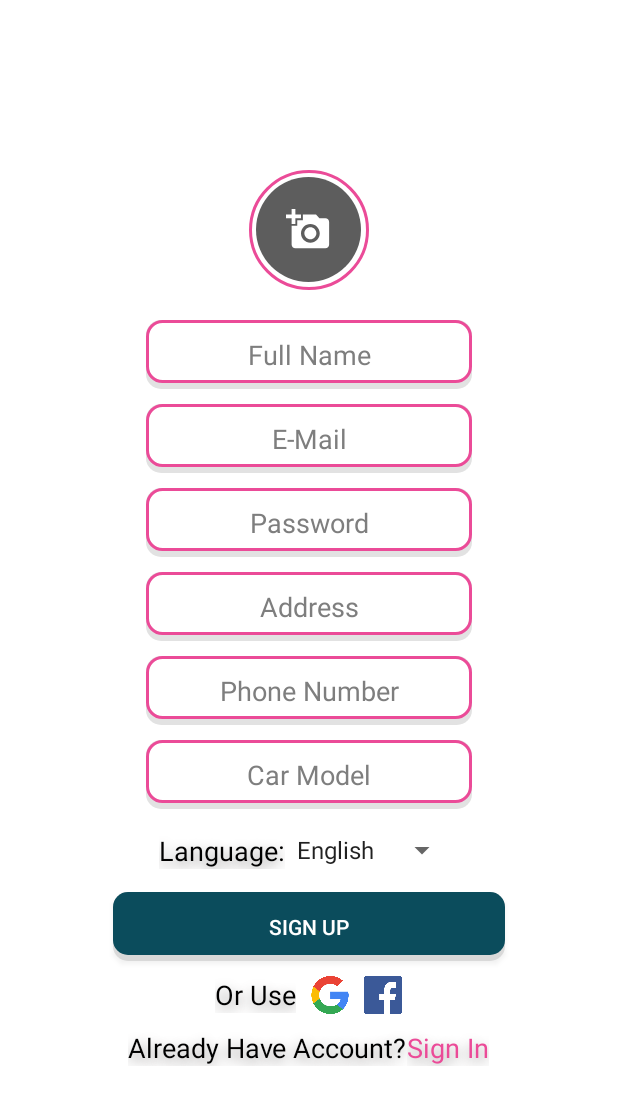
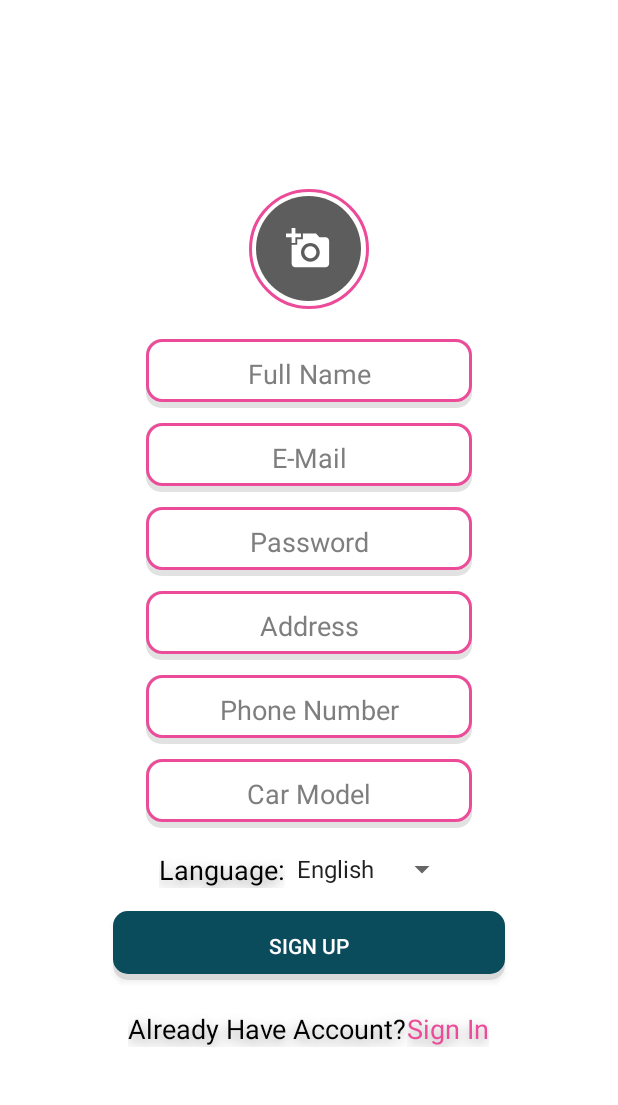
Before and after one commit to MichealMoris/Connect-Guard, an Android app: the fragment SignUpFragment placed in its activity, on a phone screen of 412 x 824 dp. Shown: the top 1105 px of the screen. Run offline under Robolectric (Android 15) with nearby library versions, the phone set to English and light mode, and no system bars.

Commit message:
Micheal Moris Third Release

```diff
--- a/app/src/main/res/layout/fragment_sign_up.xml
+++ b/app/src/main/res/layout/fragment_sign_up.xml
@@ -157,36 +157,7 @@
             android:layout_height="wrap_content"
             android:layout_marginTop="10dp"
             android:gravity="center"
-            android:orientation="horizontal">
-
-            <TextView
-                android:id="@+id/textView2"
-                android:layout_width="wrap_content"
-                android:layout_height="wrap_content"
-                android:layout_weight="1"
-                android:shadowColor="#9A9898"
-                android:shadowDy="5"
-                android:shadowRadius="10"
-                android:text="Or Use"
-                android:textColor="#000"
-                android:textSize="18sp" />
-
-            <ImageView
-                android:id="@+id/registerWithGoogleAccount"
-                android:layout_width="25dp"
-                android:layout_height="25dp"
-                android:layout_marginStart="10dp"
-                android:layout_weight="1"
-                android:src="@drawable/google_icon" />
-
-            <ImageView
-                android:id="@+id/registerWithFacebookAccount"
-                android:layout_width="25dp"
-                android:layout_height="25dp"
-                android:layout_marginStart="10dp"
-                android:layout_weight="1"
-                android:src="@drawable/facebook_icon" />
-        </LinearLayout>
+            android:orientation="horizontal"/>
 
         <LinearLayout
             android:layout_width="wrap_content"
```
